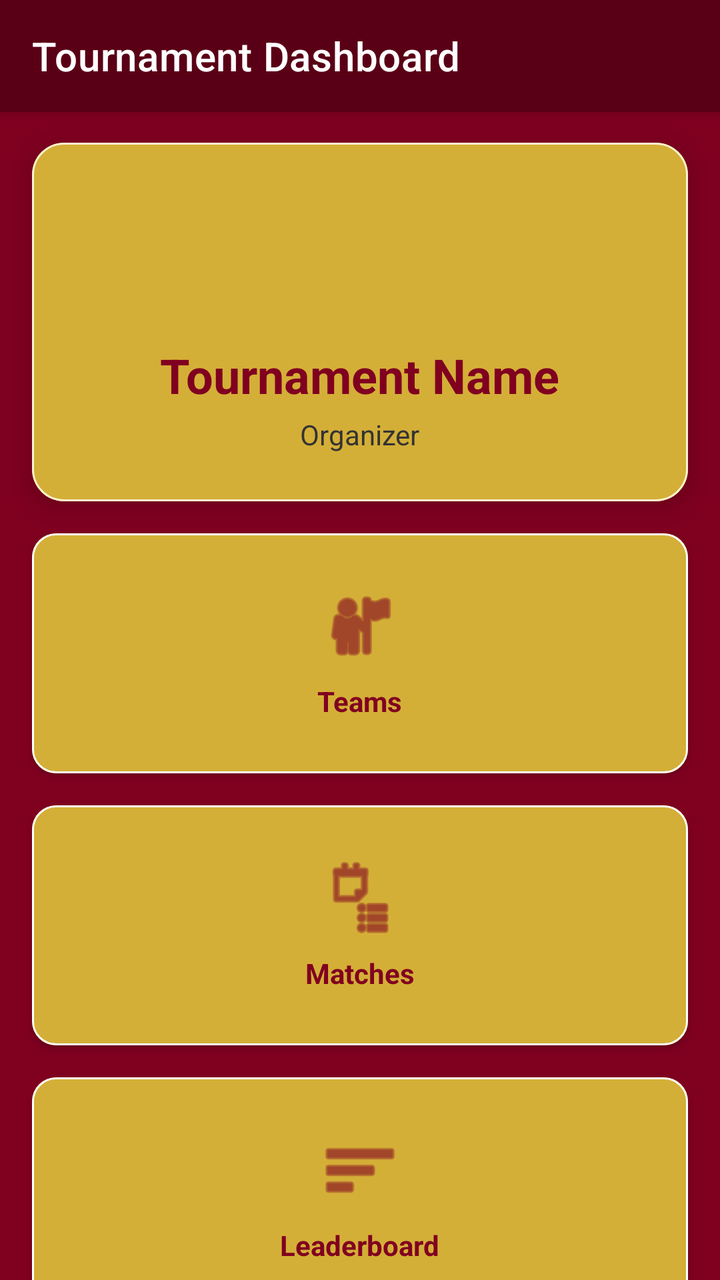
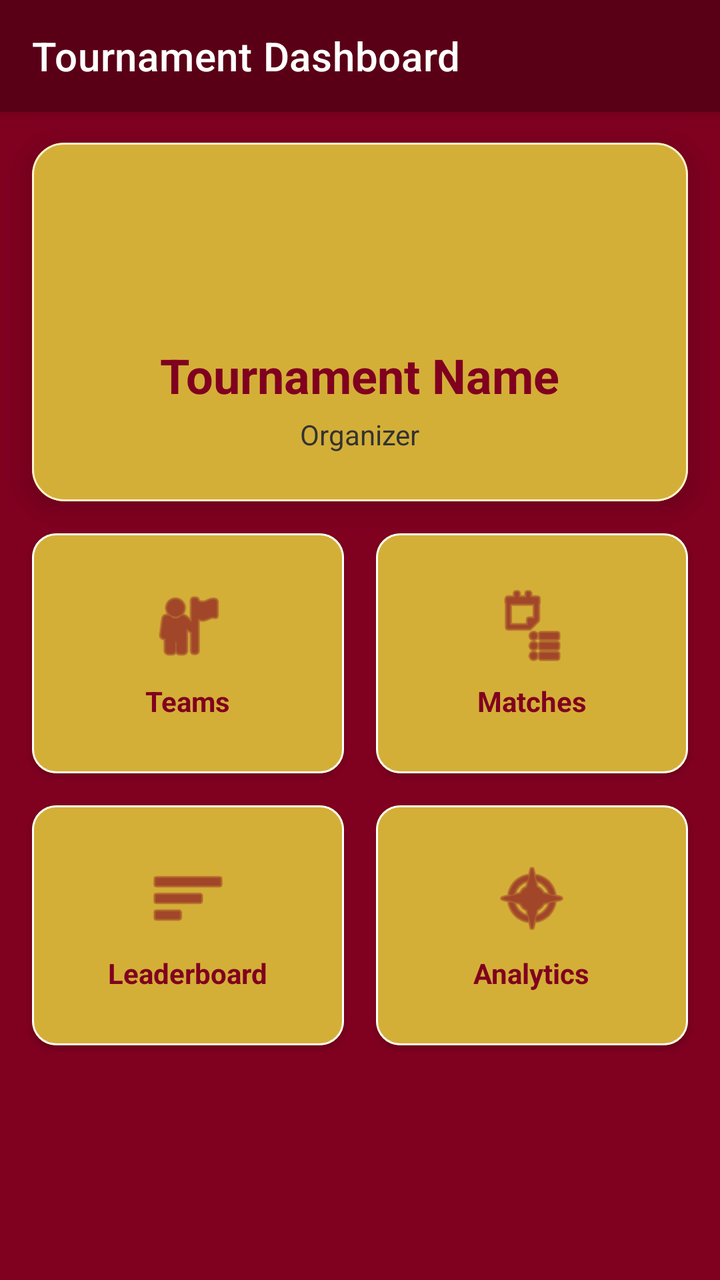

Before-and-after screenshots of an Android layout around one commit, followed by the original layout XML and the change that was made.
<!-- AndroidManifest.xml: application theme Theme.KickOff -->
<!-- res/layout/activity_tournament_detail.xml -->
<androidx.constraintlayout.widget.ConstraintLayout xmlns:android="http://schemas.android.com/apk/res/android"
    xmlns:app="http://schemas.android.com/apk/res-auto"
    android:layout_width="match_parent"
    android:layout_height="match_parent"
    android:background="@color/primaryMaroon">

    <com.google.android.material.appbar.MaterialToolbar
        android:id="@+id/toolbar"
        android:layout_width="match_parent"
        android:layout_height="?attr/actionBarSize"
        android:background="@color/darkMaroon"
        android:elevation="4dp"
        android:theme="@style/ThemeOverlay.MaterialComponents.Dark.ActionBar"
        app:layout_constraintTop_toTopOf="parent"
        app:title="Tournament Dashboard"
        app:titleCentered="@android:bool/config_enableMaterialDesignInPackageInstaller"
        app:titleTextColor="@color/white" />

    <View
        android:id="@+id/headerBg"
        android:layout_width="match_parent"
        android:layout_height="210dp"
        android:background="@color/primaryMaroon"
        app:layout_constraintTop_toBottomOf="@id/toolbar" />

    <com.google.android.material.card.MaterialCardView
        android:id="@+id/cardInfo"
        android:layout_width="match_parent"
        android:layout_height="wrap_content"
        android:layout_margin="16dp"
        app:cardCornerRadius="16dp"
        app:cardElevation="8dp"
        app:strokeColor="@color/lightGold"
        app:strokeWidth="1dp"
        app:layout_constraintTop_toBottomOf="@id/toolbar"
        app:layout_constraintBottom_toBottomOf="@id/headerBg">

        <LinearLayout
            android:layout_width="match_parent"
            android:layout_height="wrap_content"
            android:gravity="center"
            android:orientation="vertical"
            android:background="@color/accentGold"
            android:padding="24dp">

            <ImageView
                android:layout_width="64dp"
                android:layout_height="64dp"
                android:layout_marginBottom="12dp"
                android:src="@mipmap/ic_launcher" />

            <TextView
                android:id="@+id/tvTournamentName"
                android:layout_width="wrap_content"
                android:layout_height="wrap_content"
                android:text="Tournament Name"
                android:textAlignment="center"
                android:textColor="@color/primaryMaroon"
                android:textSize="24sp"
                android:textStyle="bold" />

            <TextView
                android:id="@+id/tvOrganizer"
                android:layout_width="wrap_content"
                android:layout_height="wrap_content"
                android:layout_marginTop="4dp"
                android:text="Organizer"
                android:textColor="@color/darkGrey"
                android:textSize="14sp" />
        </LinearLayout>
    </com.google.android.material.card.MaterialCardView>

    <GridLayout
        android:layout_width="match_parent"
        android:layout_height="wrap_content"
        android:layout_margin="8dp"
        android:columnCount="1"
        android:rowCount="1"
        app:layout_constraintTop_toBottomOf="@id/cardInfo">

        <com.google.android.material.card.MaterialCardView
            android:id="@+id/btnTeamsCard"
            android:layout_width="0dp"
            android:layout_height="120dp"
            android:layout_columnWeight="1"
            android:layout_margin="8dp"
            android:clickable="true"
            android:focusable="true"
            app:strokeWidth="1dp"
            app:strokeColor="@color/white"
            app:cardCornerRadius="12dp"
            app:cardElevation="2dp">

            <LinearLayout
                android:layout_width="match_parent"
                android:layout_height="match_parent"
                android:gravity="center"
                android:background="@color/accentGold"
                android:orientation="vertical">

                <ImageView
                    android:layout_width="40dp"
                    android:layout_height="40dp"
                    android:src="@android:drawable/ic_menu_myplaces"
                    app:tint="@color/primaryMaroon" />

                <TextView
                    android:layout_width="wrap_content"
                    android:layout_height="wrap_content"
                    android:layout_marginTop="8dp"
                    android:text="Teams"
                    android:textColor="@color/primaryMaroon"
                    android:textStyle="bold" />
            </LinearLayout>
        </com.google.android.material.card.MaterialCardView>

        <com.google.android.material.card.MaterialCardView
            android:id="@+id/btnMatchesCard"
            android:layout_width="0dp"
            android:layout_height="120dp"
            android:layout_columnWeight="1"
            android:layout_margin="8dp"
            android:clickable="true"
            android:focusable="true"
            app:strokeWidth="1dp"
            app:strokeColor="@color/white"
            app:cardCornerRadius="12dp"
            app:cardElevation="2dp">

            <LinearLayout
                android:layout_width="match_parent"
                android:layout_height="match_parent"
                android:gravity="center"
                android:background="@color/accentGold"
                android:orientation="vertical">

                <ImageView
                    android:layout_width="40dp"
                    android:layout_height="40dp"
                    android:src="@android:drawable/ic_menu_agenda"
                    app:tint="@color/primaryMaroon" />

                <TextView
                    android:layout_width="wrap_content"
                    android:layout_height="wrap_content"
                    android:layout_marginTop="8dp"
                    android:text="Matches"
                    android:textColor="@color/primaryMaroon"
                    android:textStyle="bold" />
            </LinearLayout>
        </com.google.android.material.card.MaterialCardView>

        <com.google.android.material.card.MaterialCardView
            android:id="@+id/btnLeaderboardCard"
            android:layout_width="0dp"
            android:layout_height="120dp"
            android:layout_columnWeight="2"
            android:layout_margin="8dp"
            android:clickable="true"
            android:focusable="true"
            app:strokeWidth="1dp"
            app:strokeColor="@color/white"
            app:cardCornerRadius="12dp"
            app:cardElevation="2dp">

            <LinearLayout
                android:layout_width="match_parent"
                android:layout_height="match_parent"
                android:gravity="center"
                android:background="@color/accentGold"
                android:orientation="vertical">

                <ImageView
                    android:layout_width="40dp"
                    android:layout_height="40dp"
                    android:src="@android:drawable/ic_menu_sort_by_size"
                    app:tint="@color/primaryMaroon" />

                <TextView
                    android:layout_width="wrap_content"
                    android:layout_height="wrap_content"
                    android:layout_marginTop="8dp"
                    android:text="Leaderboard"
                    android:textColor="@color/primaryMaroon"
                    android:textStyle="bold" />
            </LinearLayout>
        </com.google.android.material.card.MaterialCardView>

    </GridLayout>

</androidx.constraintlayout.widget.ConstraintLayout>
<!-- resources referenced by this layout -->
<resources>
  <color name="accentGold">#D4AF37</color>
  <color name="darkGrey">#333333</color>
  <color name="darkMaroon">#5A0016</color>
  <color name="lightGold">#FFF4D1</color>
  <color name="primaryMaroon">#800020</color>
  <color name="white">#FFFFFF</color>
  <!-- mipmap ic_launcher (mipmap-anydpi-v26) -->
  <?xml version="1.0" encoding="utf-8"?>
  <adaptive-icon xmlns:android="http://schemas.android.com/apk/res/android">
      <background android:drawable="@drawable/ic_launcher_background"/>
      <foreground android:drawable="@mipmap/ic_launcher_foreground"/>
      <monochrome android:drawable="@mipmap/ic_launcher_foreground"/>
  </adaptive-icon>
  <style name="Theme.KickOff" parent="Theme.MaterialComponents.DayNight.NoActionBar">
          <item name="colorPrimary">@color/primaryMaroon</item>
          <item name="colorPrimaryVariant">@color/darkMaroon</item>
          <item name="colorOnPrimary">@color/white</item>
          <item name="colorSecondary">@color/accentGold</item>
      </style>
  <!-- drawable ic_launcher_background: vector/xml drawable (drawable, 4866 chars, omitted) -->
</resources>

<!-- the commit's change to res/layout/activity_tournament_detail.xml (unified diff, before → after) -->
@@ -70,122 +70,164 @@
         </LinearLayout>
     </com.google.android.material.card.MaterialCardView>
 
-    <GridLayout
-        android:layout_width="match_parent"
-        android:layout_height="wrap_content"
-        android:layout_margin="8dp"
-        android:columnCount="1"
-        android:rowCount="1"
+    <ScrollView
+        android:layout_width="match_parent"
+        android:layout_height="0dp"
+        app:layout_constraintBottom_toBottomOf="parent"
         app:layout_constraintTop_toBottomOf="@id/cardInfo">
 
-        <com.google.android.material.card.MaterialCardView
-            android:id="@+id/btnTeamsCard"
-            android:layout_width="0dp"
-            android:layout_height="120dp"
-            android:layout_columnWeight="1"
+        <GridLayout
+            android:layout_width="match_parent"
+            android:layout_height="wrap_content"
             android:layout_margin="8dp"
-            android:clickable="true"
-            android:focusable="true"
-            app:strokeWidth="1dp"
-            app:strokeColor="@color/white"
-            app:cardCornerRadius="12dp"
-            app:cardElevation="2dp">
-
-            <LinearLayout
-                android:layout_width="match_parent"
-                android:layout_height="match_parent"
-                android:gravity="center"
-                android:background="@color/accentGold"
-                android:orientation="vertical">
-
-                <ImageView
-                    android:layout_width="40dp"
-                    android:layout_height="40dp"
-                    android:src="@android:drawable/ic_menu_myplaces"
-                    app:tint="@color/primaryMaroon" />
-
-                <TextView
-                    android:layout_width="wrap_content"
-                    android:layout_height="wrap_content"
-                    android:layout_marginTop="8dp"
-                    android:text="Teams"
-                    android:textColor="@color/primaryMaroon"
-                    android:textStyle="bold" />
-            </LinearLayout>
-        </com.google.android.material.card.MaterialCardView>
-
-        <com.google.android.material.card.MaterialCardView
-            android:id="@+id/btnMatchesCard"
-            android:layout_width="0dp"
-            android:layout_height="120dp"
-            android:layout_columnWeight="1"
-            android:layout_margin="8dp"
-            android:clickable="true"
-            android:focusable="true"
-            app:strokeWidth="1dp"
-            app:strokeColor="@color/white"
-            app:cardCornerRadius="12dp"
-            app:cardElevation="2dp">
-
-            <LinearLayout
-                android:layout_width="match_parent"
-                android:layout_height="match_parent"
-                android:gravity="center"
-                android:background="@color/accentGold"
-                android:orientation="vertical">
-
-                <ImageView
-                    android:layout_width="40dp"
-                    android:layout_height="40dp"
-                    android:src="@android:drawable/ic_menu_agenda"
-                    app:tint="@color/primaryMaroon" />
-
-                <TextView
-                    android:layout_width="wrap_content"
-                    android:layout_height="wrap_content"
-                    android:layout_marginTop="8dp"
-                    android:text="Matches"
-                    android:textColor="@color/primaryMaroon"
-                    android:textStyle="bold" />
-            </LinearLayout>
-        </com.google.android.material.card.MaterialCardView>
-
-        <com.google.android.material.card.MaterialCardView
-            android:id="@+id/btnLeaderboardCard"
-            android:layout_width="0dp"
-            android:layout_height="120dp"
-            android:layout_columnWeight="2"
-            android:layout_margin="8dp"
-            android:clickable="true"
-            android:focusable="true"
-            app:strokeWidth="1dp"
-            app:strokeColor="@color/white"
-            app:cardCornerRadius="12dp"
-            app:cardElevation="2dp">
-
-            <LinearLayout
-                android:layout_width="match_parent"
-                android:layout_height="match_parent"
-                android:gravity="center"
-                android:background="@color/accentGold"
-                android:orientation="vertical">
-
-                <ImageView
-                    android:layout_width="40dp"
-                    android:layout_height="40dp"
-                    android:src="@android:drawable/ic_menu_sort_by_size"
-                    app:tint="@color/primaryMaroon" />
-
-                <TextView
-                    android:layout_width="wrap_content"
-                    android:layout_height="wrap_content"
-                    android:layout_marginTop="8dp"
-                    android:text="Leaderboard"
-                    android:textColor="@color/primaryMaroon"
-                    android:textStyle="bold" />
-            </LinearLayout>
-        </com.google.android.material.card.MaterialCardView>
-
-    </GridLayout>
+            android:columnCount="2"
+            android:rowCount="2">
+
+            <com.google.android.material.card.MaterialCardView
+                android:id="@+id/btnTeamsCard"
+                android:layout_width="0dp"
+                android:layout_height="120dp"
+                android:layout_columnWeight="1"
+                android:layout_margin="8dp"
+                android:clickable="true"
+                android:focusable="true"
+                app:strokeWidth="1dp"
+                app:strokeColor="@color/white"
+                app:cardCornerRadius="12dp"
+                app:cardElevation="2dp">
+
+                <LinearLayout
+                    android:layout_width="match_parent"
+                    android:layout_height="match_parent"
+                    android:gravity="center"
+                    android:background="@color/accentGold"
+                    android:orientation="vertical">
+
+                    <ImageView
+                        android:layout_width="40dp"
+                        android:layout_height="40dp"
+                        android:src="@android:drawable/ic_menu_myplaces"
+                        app:tint="@color/primaryMaroon" />
+
+                    <TextView
+                        android:layout_width="wrap_content"
+                        android:layout_height="wrap_content"
+                        android:layout_marginTop="8dp"
+                        android:text="Teams"
+                        android:textColor="@color/primaryMaroon"
+                        android:textStyle="bold" />
+                </LinearLayout>
+            </com.google.android.material.card.MaterialCardView>
+
+            <com.google.android.material.card.MaterialCardView
+                android:id="@+id/btnMatchesCard"
+                android:layout_width="0dp"
+                android:layout_height="120dp"
+                android:layout_columnWeight="1"
+                android:layout_margin="8dp"
+                android:clickable="true"
+                android:focusable="true"
+                app:strokeWidth="1dp"
+                app:strokeColor="@color/white"
+                app:cardCornerRadius="12dp"
+                app:cardElevation="2dp">
+
+                <LinearLayout
+                    android:layout_width="match_parent"
+                    android:layout_height="match_parent"
+                    android:gravity="center"
+                    android:background="@color/accentGold"
+                    android:orientation="vertical">
+
+                    <ImageView
+                        android:layout_width="40dp"
+                        android:layout_height="40dp"
+                        android:src="@android:drawable/ic_menu_agenda"
+                        app:tint="@color/primaryMaroon" />
+
+                    <TextView
+                        android:layout_width="wrap_content"
+                        android:layout_height="wrap_content"
+                        android:layout_marginTop="8dp"
+                        android:text="Matches"
+                        android:textColor="@color/primaryMaroon"
+                        android:textStyle="bold" />
+                </LinearLayout>
+            </com.google.android.material.card.MaterialCardView>
+
+            <com.google.android.material.card.MaterialCardView
+                android:id="@+id/btnLeaderboardCard"
+                android:layout_width="0dp"
+                android:layout_height="120dp"
+                android:layout_columnWeight="1"
+                android:layout_margin="8dp"
+                android:clickable="true"
+                android:focusable="true"
+                app:strokeWidth="1dp"
+                app:strokeColor="@color/white"
+                app:cardCornerRadius="12dp"
+                app:cardElevation="2dp">
+
+                <LinearLayout
+                    android:layout_width="match_parent"
+                    android:layout_height="match_parent"
+                    android:gravity="center"
+                    android:background="@color/accentGold"
+                    android:orientation="vertical">
+
+                    <ImageView
+                        android:layout_width="40dp"
+                        android:layout_height="40dp"
+                        android:src="@android:drawable/ic_menu_sort_by_size"
+                        app:tint="@color/primaryMaroon" />
+
+                    <TextView
+                        android:layout_width="wrap_content"
+                        android:layout_height="wrap_content"
+                        android:layout_marginTop="8dp"
+                        android:text="Leaderboard"
+                        android:textColor="@color/primaryMaroon"
+                        android:textStyle="bold" />
+                </LinearLayout>
+            </com.google.android.material.card.MaterialCardView>
+
+            <com.google.android.material.card.MaterialCardView
+                android:id="@+id/btnAnalyticsCard"
+                android:layout_width="0dp"
+                android:layout_height="120dp"
+                android:layout_columnWeight="1"
+                android:layout_margin="8dp"
+                android:clickable="true"
+                android:focusable="true"
+                app:strokeWidth="1dp"
+                app:strokeColor="@color/white"
+                app:cardCornerRadius="12dp"
+                app:cardElevation="2dp">
+
+                <LinearLayout
+                    android:layout_width="match_parent"
+                    android:layout_height="match_parent"
+                    android:gravity="center"
+                    android:background="@color/accentGold"
+                    android:orientation="vertical">
+
+                    <ImageView
+                        android:layout_width="40dp"
+                        android:layout_height="40dp"
+                        android:src="@android:drawable/ic_menu_compass"
+                        app:tint="@color/primaryMaroon" />
+
+                    <TextView
+                        android:layout_width="wrap_content"
+                        android:layout_height="wrap_content"
+                        android:layout_marginTop="8dp"
+                        android:text="Analytics"
+                        android:textColor="@color/primaryMaroon"
+                        android:textStyle="bold" />
+                </LinearLayout>
+            </com.google.android.material.card.MaterialCardView>
+
+        </GridLayout>
+    </ScrollView>
 
 </androidx.constraintlayout.widget.ConstraintLayout>
